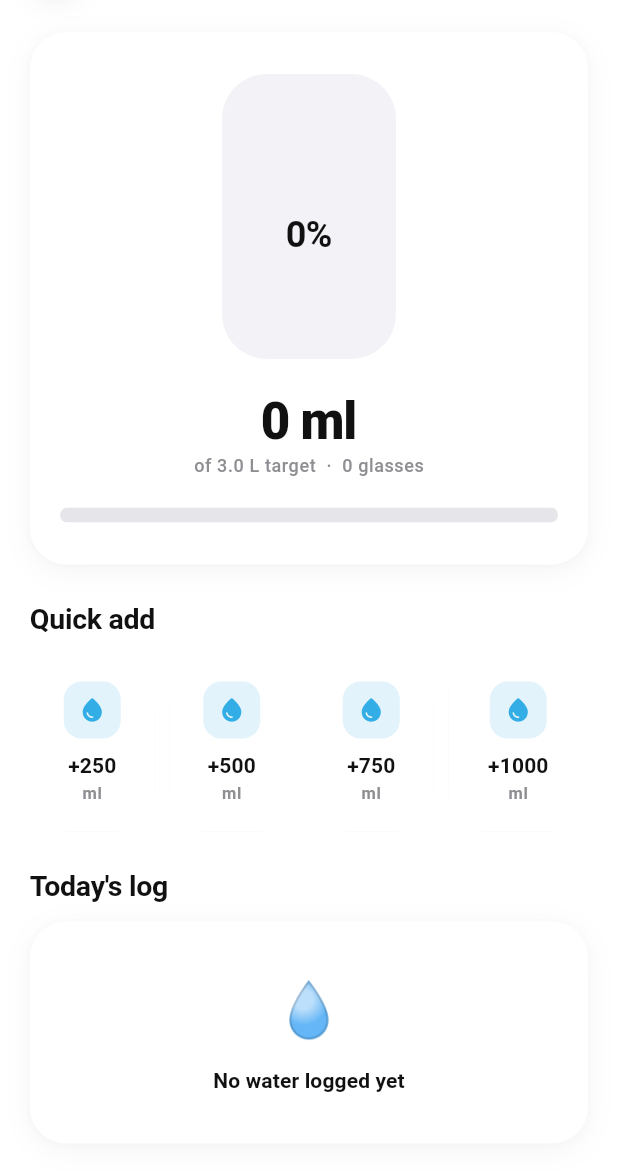
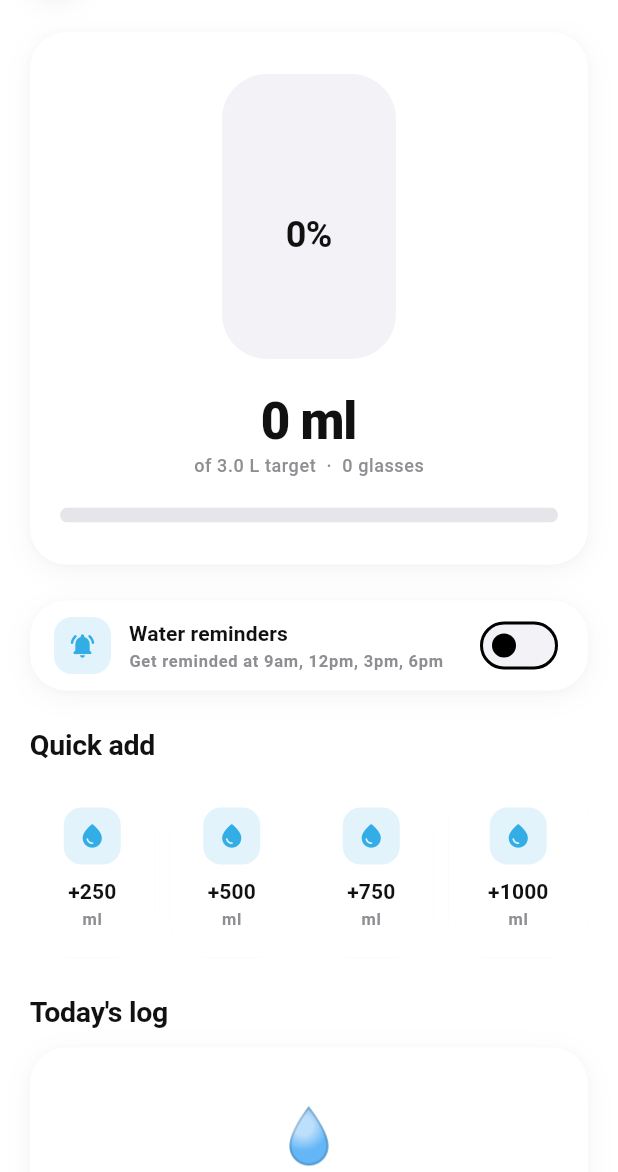
Before and after one commit to gitworld08210/Rapgate, a Flutter app: the WaterTrackerScreen screen opened directly, on a phone screen of 412 x 824 dp, the part 64-1236 px from its top. Run offline on Flutter 3.47's test engine with Material 3 defaults, Android fonts, the phone set to English and light mode, and no system bars; our stand-ins replace camera, flutter_local_notifications, image_picker, qr_flutter, sensors_plus, supabase_flutter; missing offline and left inert: google_mlkit_pose_detection, mobile_scanner; accounts and stored records are empty; statements that could not run were skipped.

Commit message:
feat: add water reminder scheduling, toggle UI, and todayWaterGlasses getter
- Add scheduleWaterReminders() with 4 daily notifications (IDs 1001-1004)
- Add cancelWaterReminders() to cancel all water reminder notifications
- Add static waterRemindersEnabled flag with FIXME for persistence
- Add water reminders toggle switch to water_tracker_screen.dart
- Convert WaterTrackerScreen to StatefulWidget for toggle state
- Add todayWaterGlasses computed getter to HealthProvider
- Update DAILY_SUMMARY.md with cycle 2 fixes and features

```diff
--- a/lib/providers/health_provider.dart
+++ b/lib/providers/health_provider.dart
@@ -54,6 +54,9 @@ class HealthProvider extends ChangeNotifier {
 
   int get todayWaterIntakeMl =>
       _todayWaterLogs.fold(0, (sum, log) => sum + log.amountMl);
+
+  /// Number of full 250ml glasses consumed today.
+  int get todayWaterGlasses => (todayWaterIntakeMl / 250).floor();
 
   double get waterProgress =>
       todayWaterIntakeMl / AppConstants.dailyWaterTargetMl;
--- a/lib/screens/water/water_tracker_screen.dart
+++ b/lib/screens/water/water_tracker_screen.dart
@@ -2,6 +2,7 @@ import 'package:flutter/material.dart';
 import 'package:provider/provider.dart';
 
 import '../../providers/health_provider.dart';
+import '../../services/notification_service.dart';
 import '../../utils/app_theme.dart';
 import '../../utils/constants.dart';
 import '../../utils/helpers.dart';
@@ -9,15 +10,22 @@ import '../../widgets/soft_card.dart';
 import '../../widgets/pill_button.dart';
 import '../../widgets/macro_widgets.dart';
 
-class WaterTrackerScreen extends StatelessWidget {
+class WaterTrackerScreen extends StatefulWidget {
   const WaterTrackerScreen({super.key});
+
+  @override
+  State<WaterTrackerScreen> createState() => _WaterTrackerScreenState();
+}
+
+class _WaterTrackerScreenState extends State<WaterTrackerScreen> {
+  bool _remindersEnabled = NotificationService.waterRemindersEnabled;
 
   @override
   Widget build(BuildContext context) {
     final health = context.watch<HealthProvider>();
     final total = health.todayWaterIntakeMl;
     final progress = health.waterProgress;
-    final glasses = (total / 250).floor();
+    final glasses = health.todayWaterGlasses;
 
     return Scaffold(
       appBar: AppBar(
@@ -107,6 +115,57 @@ class WaterTrackerScreen extends StatelessWidget {
                   progress: progress,
                   height: 10,
                   color: AppColors.water,
+                ),
+              ],
+            ),
+          ),
+
+          const SizedBox(height: AppSpacing.xxl),
+
+          // ---------- Water reminders toggle ----------
+          SoftCard(
+            padding: const EdgeInsets.symmetric(vertical: 6, horizontal: 16),
+            child: Row(
+              children: [
+                Container(
+                  width: 38,
+                  height: 38,
+                  decoration: BoxDecoration(
+                    color: AppColors.water.withOpacity(0.14),
+                    borderRadius: BorderRadius.circular(12),
+                  ),
+                  child: const Icon(Icons.notifications_active_rounded,
+                      color: AppColors.water, size: 19),
+                ),
+                const SizedBox(width: 12),
+                Expanded(
+                  child: Column(
+                    crossAxisAlignment: CrossAxisAlignment.start,
+                    children: [
+                      Text(
+                        'Water reminders',
+                        style: Theme.of(context).textTheme.titleSmall,
+                      ),
+                      Text(
+                        'Get reminded at 9am, 12pm, 3pm, 6pm',
+                        style: Theme.of(context).textTheme.labelSmall,
+                      ),
+                    ],
+                  ),
+                ),
+                Switch.adaptive(
+                  value: _remindersEnabled,
+                  activeColor: AppColors.water,
+                  onChanged: (enabled) async {
+                    setState(() => _remindersEnabled = enabled);
+                    if (enabled) {
+                      await NotificationService.instance
+                          .scheduleWaterReminders();
+                    } else {
+                      await NotificationService.instance
+                          .cancelWaterReminders();
+                    }
+                  },
                 ),
               ],
             ),
```
Also changed, not shown: lib/services/notification_service.dart (+62 -0 lines), 1 other file.
